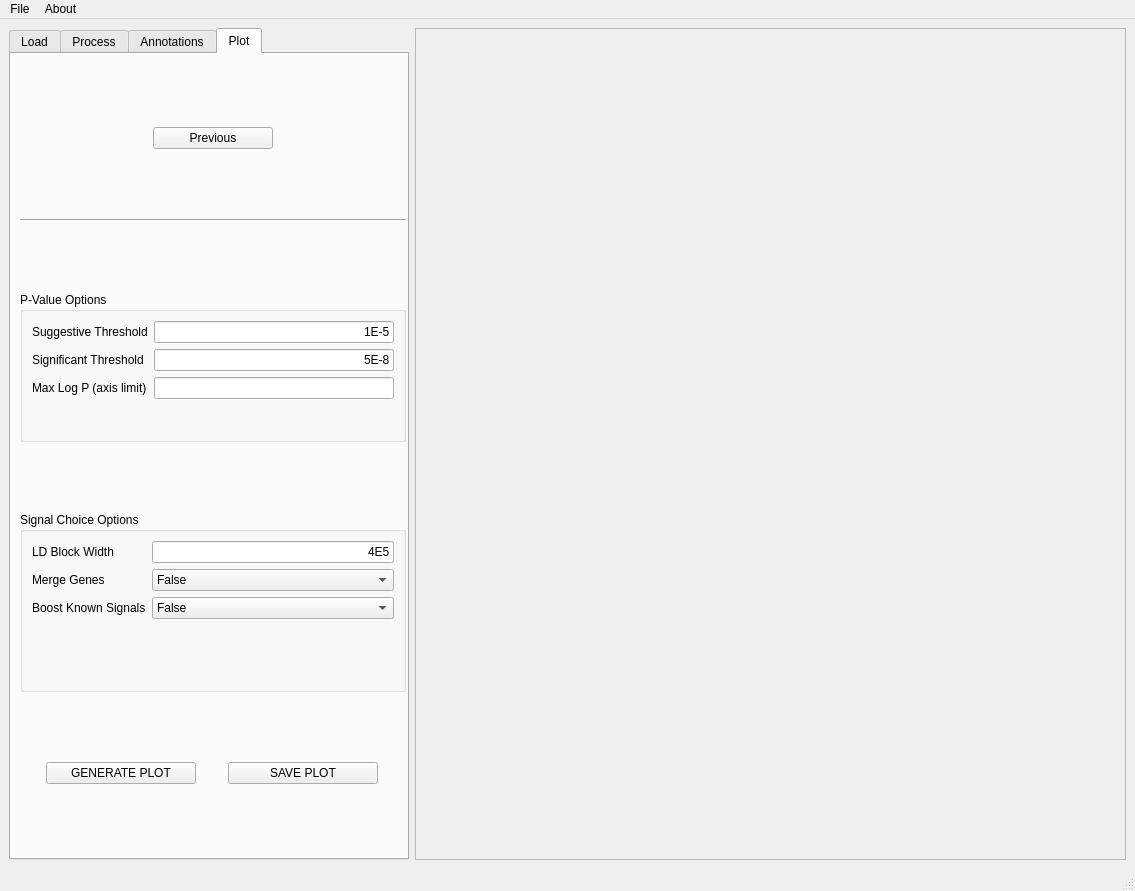
Old version of the form gui/ui/main_window.ui in the repository PMBB-Informatics-and-Genomics/NEAT-Plots.
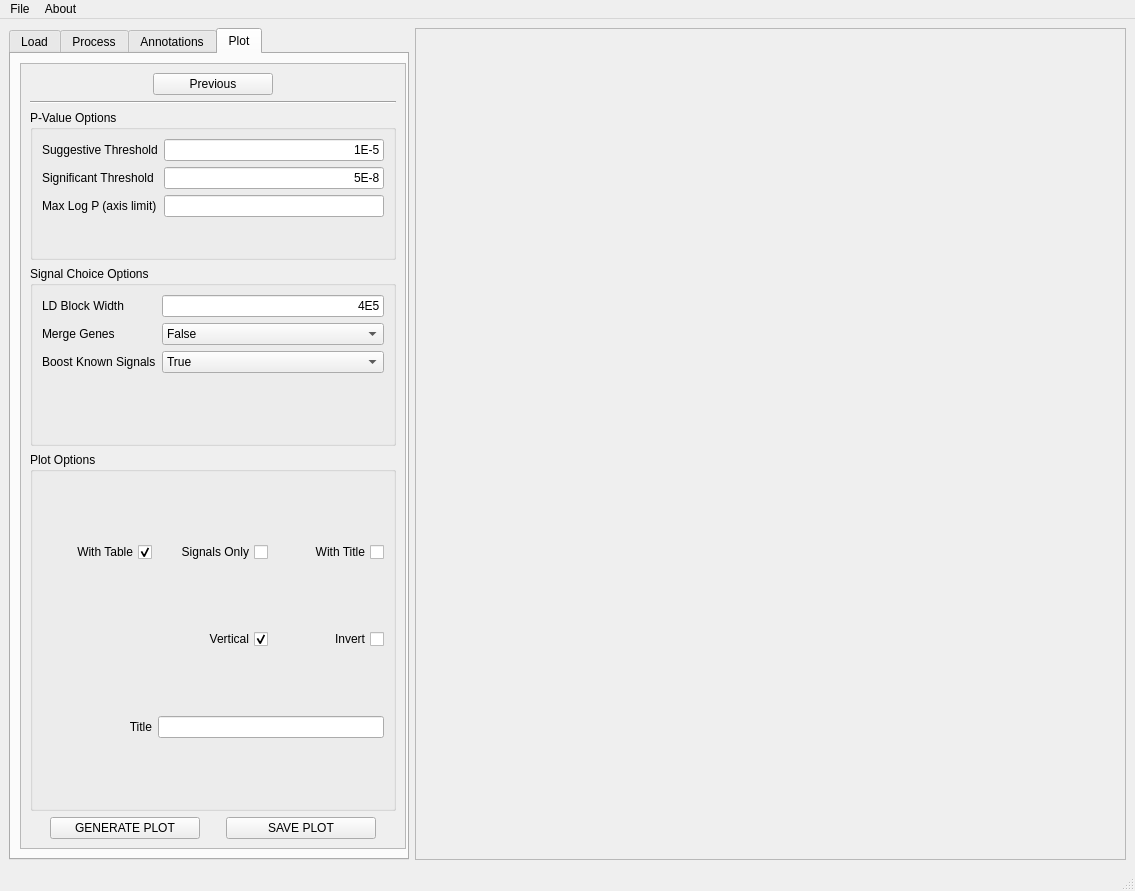
New version of the form. The open tabs and pages were chosen to show the change.

Commit message: Connected plotting options and added scrolling; added threaded processing of files with dialog

Diff of the .ui file:
```diff
--- a/gui/ui/main_window.ui
+++ b/gui/ui/main_window.ui
@@ -49,7 +49,7 @@
          <enum>QTabWidget::Rounded</enum>
         </property>
         <property name="currentIndex">
-         <number>1</number>
+         <number>3</number>
         </property>
         <widget class="QWidget" name="tabLoad">
          <attribute name="title">
@@ -143,32 +143,6 @@
               </layout>
              </item>
              <item row="1" column="0">
-              <widget class="QLabel" name="labelTitle">
-               <property name="text">
-                <string>Title</string>
-               </property>
-              </widget>
-             </item>
-             <item row="1" column="1">
-              <widget class="QLineEdit" name="lineDataTitle">
-               <property name="enabled">
-                <bool>true</bool>
-               </property>
-               <property name="font">
-                <font>
-                 <family>Arial</family>
-                 <bold>false</bold>
-                </font>
-               </property>
-               <property name="frame">
-                <bool>true</bool>
-               </property>
-               <property name="clearButtonEnabled">
-                <bool>false</bool>
-               </property>
-              </widget>
-             </item>
-             <item row="2" column="0">
               <widget class="QLabel" name="labelNumRows">
                <property name="toolTip">
                 <string>Number of rows to test</string>
@@ -178,7 +152,7 @@
                </property>
               </widget>
              </item>
-             <item row="2" column="1">
+             <item row="1" column="1">
               <widget class="QSpinBox" name="spinTestRows">
                <property name="maximum">
                 <number>10000000</number>
@@ -191,7 +165,7 @@
                </property>
               </widget>
              </item>
-             <item row="3" column="0">
+             <item row="2" column="0">
               <widget class="QLabel" name="labelFileDelm">
                <property name="toolTip">
                 <string>Delimiter separating columns in data file</string>
@@ -201,7 +175,7 @@
                </property>
               </widget>
              </item>
-             <item row="3" column="1">
+             <item row="2" column="1">
               <widget class="QComboBox" name="bxDelimiter">
                <property name="editable">
                 <bool>true</bool>
@@ -641,6 +615,21 @@
            <number>1</number>
           </property>
           <item>
+           <widget class="QScrollArea" name="scrollAreaPlot">
+            <property name="widgetResizable">
+             <bool>true</bool>
+            </property>
+            <widget class="QWidget" name="scrollAreaPlotContents">
+             <property name="geometry">
+              <rect>
+               <x>0</x>
+               <y>0</y>
+               <width>371</width>
+               <height>752</height>
+              </rect>
+             </property>
+             <layout class="QVBoxLayout" name="verticalLayoutScrollAreaPlot">
+              <item>
            <layout class="QHBoxLayout" name="horizontalLayout_3">
             <item>
              <widget class="QPushButton" name="btnPrev3">
@@ -816,8 +805,11 @@
              </item>
              <item row="2" column="1">
               <widget class="QComboBox" name="bxBoostKnown">
+                   <property name="currentText">
+                    <string>True</string>
+                   </property>
                <property name="currentIndex">
-                <number>1</number>
+                    <number>0</number>
                </property>
                <item>
                 <property name="text">
@@ -834,6 +826,106 @@
             </layout>
            </widget>
           </item>
+              <item>
+               <widget class="QGroupBox" name="groupBoxPlotOptions">
+                <property name="title">
+                 <string>Plot Options</string>
+                </property>
+                <layout class="QGridLayout" name="gridLayout">
+                 <item row="3" column="1" colspan="2">
+                  <widget class="QLineEdit" name="lineDataTitle">
+                   <property name="enabled">
+                    <bool>true</bool>
+                   </property>
+                   <property name="font">
+                    <font>
+                     <family>Arial</family>
+                     <bold>false</bold>
+                    </font>
+                   </property>
+                   <property name="frame">
+                    <bool>true</bool>
+                   </property>
+                   <property name="clearButtonEnabled">
+                    <bool>false</bool>
+                   </property>
+                  </widget>
+                 </item>
+                 <item row="0" column="2">
+                  <widget class="QCheckBox" name="chkBoxWithTitle">
+                   <property name="layoutDirection">
+                    <enum>Qt::RightToLeft</enum>
+                   </property>
+                   <property name="text">
+                    <string>With Title</string>
+                   </property>
+                  </widget>
+                 </item>
+                 <item row="3" column="0">
+                  <widget class="QLabel" name="labelTitle">
+                   <property name="layoutDirection">
+                    <enum>Qt::LeftToRight</enum>
+                   </property>
+                   <property name="text">
+                    <string>Title</string>
+                   </property>
+                   <property name="alignment">
+                    <set>Qt::AlignRight|Qt::AlignTrailing|Qt::AlignVCenter</set>
+                   </property>
+                  </widget>
+                 </item>
+                 <item row="0" column="1">
+                  <widget class="QCheckBox" name="chkBoxSignalsOnly">
+                   <property name="layoutDirection">
+                    <enum>Qt::RightToLeft</enum>
+                   </property>
+                   <property name="text">
+                    <string>Signals Only</string>
+                   </property>
+                  </widget>
+                 </item>
+                 <item row="0" column="0">
+                  <widget class="QCheckBox" name="chkBoxWithTable">
+                   <property name="layoutDirection">
+                    <enum>Qt::RightToLeft</enum>
+                   </property>
+                   <property name="text">
+                    <string>With Table</string>
+                   </property>
+                   <property name="checked">
+                    <bool>true</bool>
+                   </property>
+                  </widget>
+                 </item>
+                 <item row="1" column="2">
+                  <widget class="QCheckBox" name="chkBoxInvert">
+                   <property name="layoutDirection">
+                    <enum>Qt::RightToLeft</enum>
+                   </property>
+                   <property name="text">
+                    <string>Invert</string>
+                   </property>
+                  </widget>
+                 </item>
+                 <item row="1" column="1">
+                  <widget class="QCheckBox" name="chkBoxVertical">
+                   <property name="layoutDirection">
+                    <enum>Qt::RightToLeft</enum>
+                   </property>
+                   <property name="text">
+                    <string>Vertical</string>
+                   </property>
+                   <property name="checked">
+                    <bool>true</bool>
+                   </property>
+                   <property name="tristate">
+                    <bool>false</bool>
+                   </property>
+                  </widget>
+                 </item>
+                </layout>
+               </widget>
+              </item>
           <item>
            <layout class="QHBoxLayout" name="horizontalLayout_2">
             <item>
@@ -874,6 +966,10 @@
         </widget>
        </widget>
       </item>
+         </layout>
+        </widget>
+       </widget>
+      </item>
       <item>
        <widget class="QFrame" name="framePlot">
         <property name="font">
```
Left out of the diff: 43 changed lines with no effect on the pictures. Lines whose indentation alone changed are shown as unchanged. The commit also changes 3 other files.
